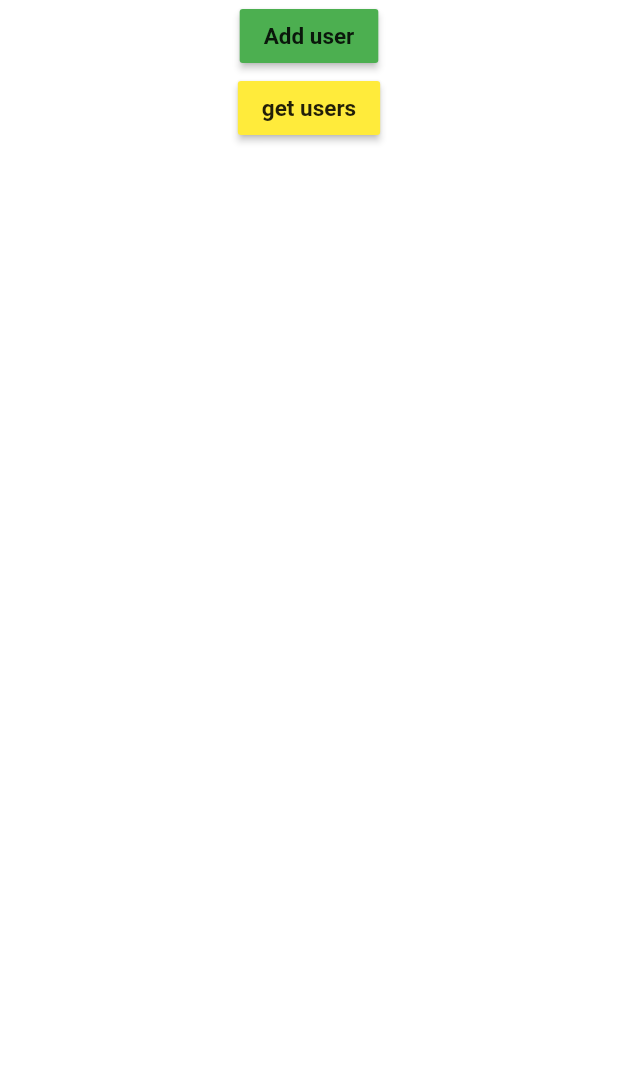
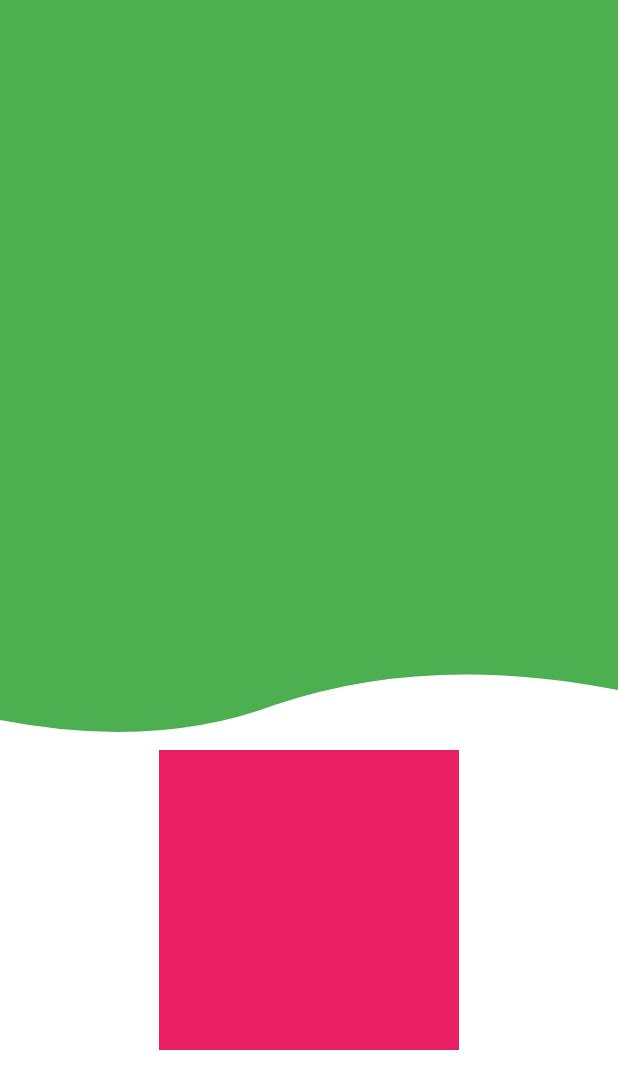
Before and after one commit to hmmisthisgood/brodway-6-am-feb-april, a Flutter app: the first screen one second after launch, on a phone screen of 412 x 824 dp. Shown: the top 1089 px of the screen. Run offline on Flutter 3.47's test engine with Material 2 defaults, Android fonts, the phone set to English and light mode, and no system bars; our stand-ins replace animated_bottom_navigation_bar, easy_localization, firebase_auth, firebase_core, flutter_bloc, flutter_custom_clippers and 9 more; missing offline and left inert: flutter_facebook_auth; accounts and stored records are empty.

Commit message:
Used custom clippers and custom navigation

```diff
--- /dev/null
+++ b/tiktok/lib/common/navigation/custom_navigation.dart
@@ -0,0 +1,15 @@
+import 'package:flutter/cupertino.dart';
+
+class Nav {
+  static final navigatorKey = GlobalKey<NavigatorState>();
+
+  static pushNamed(String routeName, {Object? arguments}) {
+    final ctx = navigatorKey.currentContext;
+    // Navigator.pushNamed(ctx!, routeName);
+    navigatorKey.currentState!.pushNamed(routeName, arguments: arguments);
+  }
+
+  push(Route route) {
+    navigatorKey.currentState!.push(route);
+  }
+}
--- /dev/null
+++ b/tiktok/lib/common/navigation/custom_route_generator.dart
@@ -0,0 +1,29 @@
+import 'package:flutter/cupertino.dart';
+import 'package:flutter/material.dart';
+import 'package:tiktok/common/navigation/routes.dart';
+import 'package:tiktok/feature/feed/ui/screen/home_screen_with_cubit.dart';
+import 'package:tiktok/feature/random/ui/clipper.dart';
+
+import '../../feature/auth/ui/screen/login_screen.dart';
+import '../../feature/onboarding/ui/screen/splash_screen.dart';
+
+Route customRouteGenerator(RouteSettings settings) {
+  final name = settings.name;
+
+  switch (name) {
+    case Routes.splashRoute:
+      return CupertinoPageRoute(builder: (_) => SplashScreen());
+
+    case Routes.loginRoute:
+      return CupertinoPageRoute(builder: (_) => LoginScreen());
+
+    case Routes.homeRoute:
+      return MaterialPageRoute(builder: (_) => HomeScreenWithCubit());
+
+    case Routes.randomRoute:
+      return MaterialPageRoute(builder: (_) => ClipperWidget());
+
+    default:
+      return CupertinoPageRoute(builder: (_) => SplashScreen());
+  }
+}
--- /dev/null
+++ b/tiktok/lib/common/navigation/routes.dart
@@ -0,0 +1,6 @@
+class Routes {
+  static const loginRoute = "/login";
+  static const splashRoute = "/splash";
+  static const homeRoute = "/home";
+  static const randomRoute = "/random";
+}
--- a/tiktok/lib/feature/auth/cubit/auth_cubit.dart
+++ b/tiktok/lib/feature/auth/cubit/auth_cubit.dart
@@ -1,9 +1,13 @@
 import 'package:firebase_auth/firebase_auth.dart';
+import 'package:flutter/material.dart';
 import 'package:flutter_bloc/flutter_bloc.dart';
 import 'package:flutter_facebook_auth/flutter_facebook_auth.dart';
+import 'package:tiktok/common/navigation/routes.dart';
 import 'package:tiktok/common/utils/shared_pref.dart';
 import 'package:tiktok/feature/auth/cubit/auth_state.dart';
 import 'package:google_sign_in/google_sign_in.dart';
+
+import '../../../common/navigation/custom_navigation.dart';
 
 class AuthCubit extends Cubit<AuthState> {
   AuthCubit() : super(AuthInitialState());
--- a/tiktok/lib/feature/auth/ui/screen/add_users.dart
+++ b/tiktok/lib/feature/auth/ui/screen/add_users.dart
@@ -12,11 +12,12 @@ class Addusers extends StatefulWidget {
 
 class _AddusersState extends State<Addusers> {
   List users = [];
-
+  final scaffoldKey = GlobalKey<ScaffoldState>();
   @override
   Widget build(BuildContext context) {
     final txt = Theme.of(context).textTheme;
     return Scaffold(
+      key: scaffoldKey,
       body: SafeArea(
         child: Column(
           children: [
--- /dev/null
+++ b/tiktok/lib/feature/random/ui/clipper.dart
@@ -0,0 +1,69 @@
+import 'package:flutter/material.dart';
+import 'package:flutter_custom_clippers/flutter_custom_clippers.dart';
+
+class ClipperWidget extends StatelessWidget {
+  const ClipperWidget({Key? key}) : super(key: key);
+
+  @override
+  Widget build(BuildContext context) {
+    return Scaffold(
+      body: Column(
+        children: [
+          ClipPath(
+            clipper: WaveClipperTwo(),
+            child: Container(
+              height: 500,
+              width: 500,
+              color: Colors.green,
+            ),
+          ),
+          CustomPaint(
+            painter: MyCustomPainter(),
+            child: Container(
+              height: 200,
+              width: 200,
+              color: Colors.pink,
+            ),
+          )
+        ],
+      ),
+    );
+  }
+}
+
+class MyCustomClipper extends CustomClipper {
+  @override
+  getClip(Size size) {
+    Path path = Path();
+    path.lineTo(100, 0);
+    path.lineTo(100, 100);
+    path.lineTo(0, 100);
+    path.lineTo(0, 0);
+    path.close();
+  }
+
+  @override
+  bool shouldReclip(covariant CustomClipper oldClipper) {
+    return false;
+  }
+}
+
+class MyCustomPainter extends CustomPainter {
+  @override
+  void paint(Canvas canvas, Size size) {
+    Paint paint = Paint();
+    paint.color = Colors.black;
+    Path path = Path();
+    path.lineTo(100, 0);
+    path.lineTo(100, 100);
+    path.lineTo(0, 100);
+    path.lineTo(0, 0);
+    path.close();
+    canvas.drawPath(path, paint);
+  }
+
+  @override
+  bool shouldRepaint(covariant CustomPainter oldDelegate) {
+    return false;
+  }
+}
--- a/tiktok/lib/main.dart
+++ b/tiktok/lib/main.dart
@@ -1,20 +1,19 @@
+import 'package:easy_localization/easy_localization.dart';
 import 'package:firebase_core/firebase_core.dart';
 import 'package:flutter/material.dart';
 import 'package:flutter_bloc/flutter_bloc.dart';
 import 'package:tiktok/app/locale_wrapper.dart';
 import 'package:tiktok/app/theme.dart';
-
+import 'package:tiktok/common/navigation/custom_navigation.dart';
 import 'package:tiktok/common/utils/constants.dart';
 import 'package:tiktok/feature/auth/cubit/auth_cubit.dart';
 import 'package:tiktok/feature/feed/cubit/feed_cubit.dart';
-
-import 'package:tiktok/feature/onboarding/ui/screen/splash_screen.dart';
 import 'package:tiktok/feature/settings/cubit/theme_cubit.dart';
 
+import 'common/navigation/custom_route_generator.dart';
+import 'common/navigation/routes.dart';
 import 'common/utils/db_service.dart';
-import 'feature/auth/ui/screen/add_users.dart';
 import 'feature/settings/cubit/theme_state.dart';
-import 'package:easy_localization/easy_localization.dart';
 
 void main() async {
   WidgetsFlutterBinding.ensureInitialized();
@@ -53,8 +52,9 @@ class MyApp extends StatelessWidget {
               locale: context.locale,
               localizationsDelegates: context.localizationDelegates,
               supportedLocales: context.supportedLocales,
-
-              home: const Addusers(),
+              navigatorKey: Nav.navigatorKey,
+              onGenerateRoute: customRouteGenerator,
+              initialRoute: Routes.randomRoute,
             );
           },
         ));
--- a/tiktok/pubspec.yaml
+++ b/tiktok/pubspec.yaml
@@ -38,7 +38,7 @@ dependencies:
   cached_network_image: 3.2.0
   flutter_svg: 1.0.3
   fluttertoast: ^8.0.9
-
+  flutter_custom_clippers: ^2.0.0
   # video
   video_player: ^2.3.0
 
```
Also changed, not shown: tiktok/lib/feature/onboarding/ui/screen/splash_screen.dart (+9 -7 lines), tiktok/pubspec.lock.
